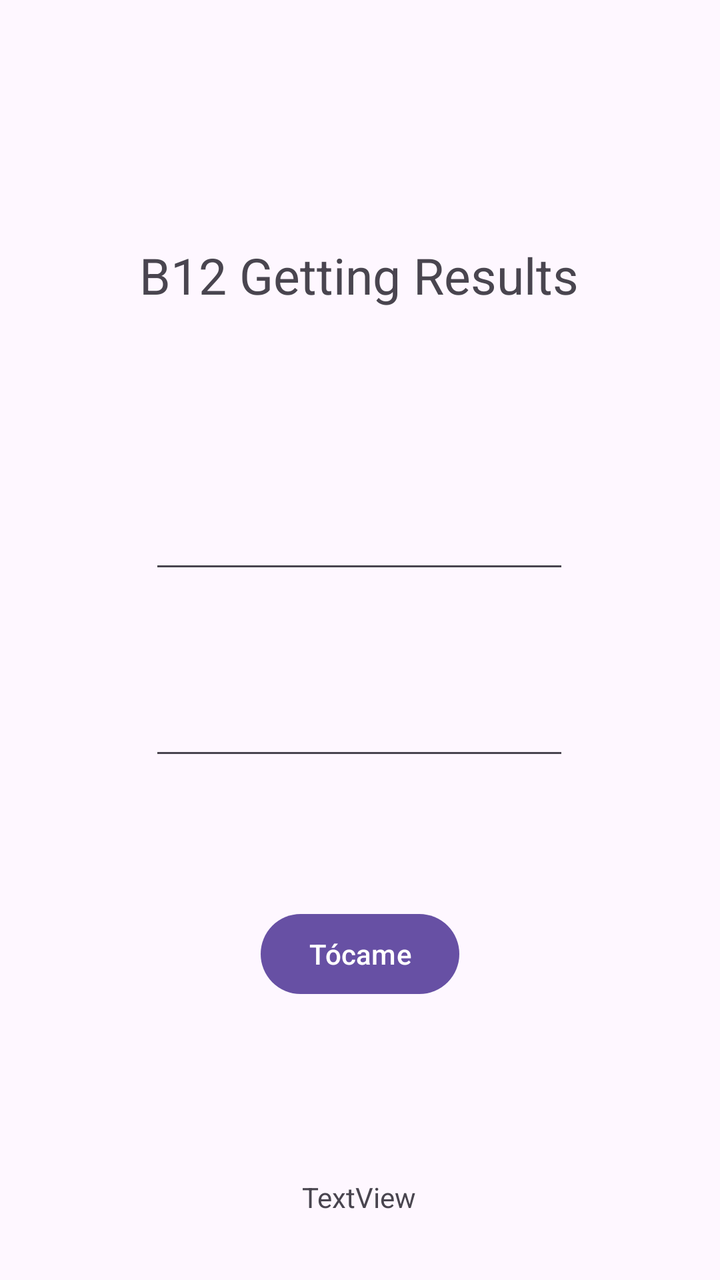
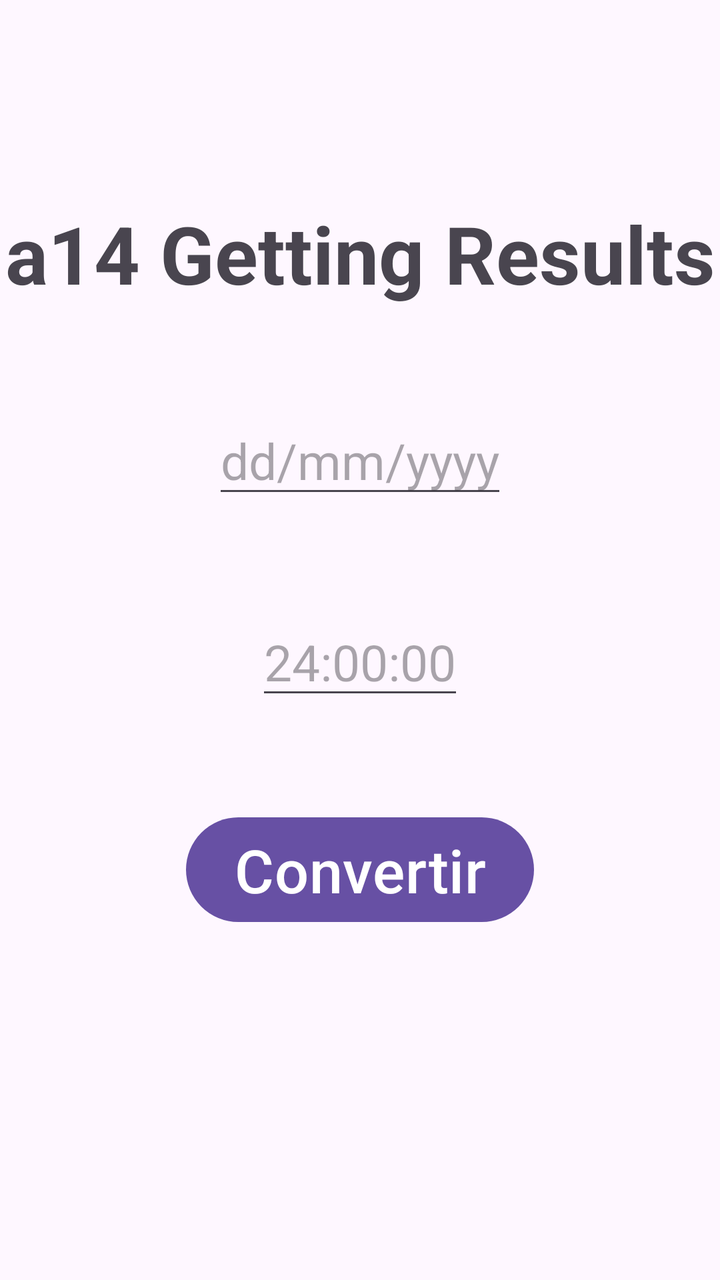

Screens rendered from an Android XML layout before and after an edit, with the pre-edit source and the edit as a unified diff.
<!-- AndroidManifest.xml: application theme Theme.B12GettingResults -->
<!-- res/layout/activity_main.xml -->
<?xml version="1.0" encoding="utf-8"?>
<androidx.constraintlayout.widget.ConstraintLayout xmlns:android="http://schemas.android.com/apk/res/android"
    xmlns:app="http://schemas.android.com/apk/res-auto"
    xmlns:tools="http://schemas.android.com/tools"
    android:id="@+id/main"
    android:layout_width="match_parent"
    android:layout_height="match_parent"
    tools:context=".MainActivity">

    <TextView
        android:id="@+id/hello"
        android:layout_width="wrap_content"
        android:layout_height="wrap_content"
        android:text="@string/tittle"
        android:textSize="25sp"
        app:layout_constraintBottom_toBottomOf="parent"
        app:layout_constraintEnd_toEndOf="parent"
        app:layout_constraintHorizontal_bias="0.497"
        app:layout_constraintStart_toStartOf="parent"
        app:layout_constraintTop_toTopOf="parent"
        app:layout_constraintVertical_bias="0.199" />

    <EditText
        android:id="@+id/fecha"
        android:layout_width="wrap_content"
        android:layout_height="wrap_content"
        android:layout_marginTop="96dp"
        android:ems="10"
        android:inputType="text"
        app:layout_constraintEnd_toEndOf="parent"
        app:layout_constraintHorizontal_bias="0.497"
        app:layout_constraintStart_toStartOf="parent"
        app:layout_constraintTop_toBottomOf="@id/hello" />

    <EditText
        android:id="@+id/tiempo"
        android:layout_width="wrap_content"
        android:layout_height="wrap_content"
        android:layout_marginTop="52dp"
        android:ems="10"
        android:inputType="text"
        app:layout_constraintEnd_toEndOf="parent"
        app:layout_constraintHorizontal_bias="0.497"
        app:layout_constraintStart_toStartOf="parent"
        app:layout_constraintTop_toBottomOf="@id/fecha" />

    <Button
        android:id="@+id/button"
        android:layout_width="wrap_content"
        android:layout_height="wrap_content"
        android:layout_marginTop="68dp"
        android:text="@string/button"
        app:layout_constraintEnd_toEndOf="parent"
        app:layout_constraintStart_toStartOf="parent"
        app:layout_constraintTop_toBottomOf="@id/tiempo" />

    <TextView
        android:id="@+id/resultado"
        android:layout_width="wrap_content"
        android:layout_height="wrap_content"
        android:layout_marginTop="88dp"
        android:text="TextView"
        app:layout_constraintEnd_toEndOf="parent"
        app:layout_constraintHorizontal_bias="0.498"
        app:layout_constraintStart_toStartOf="parent"
        app:layout_constraintTop_toBottomOf="@id/button" />

</androidx.constraintlayout.widget.ConstraintLayout>
<!-- resources referenced by this layout -->
<resources>
  <string name="button">Tócame</string>
  <string name="tittle">B12 Getting Results</string>
  <style name="Theme.B12GettingResults" parent="Base.Theme.B12GettingResults" />
  <style name="Base.Theme.B12GettingResults" parent="Theme.Material3.DayNight.NoActionBar">
          
          
      </style>
</resources>

<!-- the commit's change to res/layout/activity_main.xml (unified diff, before → after) -->
@@ -5,64 +5,64 @@
     android:id="@+id/main"
     android:layout_width="match_parent"
     android:layout_height="match_parent"
-    tools:context=".MainActivity">
+    tools:context=".MainActivity"
+    android:background="@color/Cian">
 
     <TextView
-        android:id="@+id/hello"
+        android:id="@+id/Hello"
         android:layout_width="wrap_content"
         android:layout_height="wrap_content"
-        android:text="@string/tittle"
-        android:textSize="25sp"
-        app:layout_constraintBottom_toBottomOf="parent"
+        android:text="a14 Getting Results"
+        android:textSize="40sp"
+        android:textStyle="bold"
         app:layout_constraintEnd_toEndOf="parent"
-        app:layout_constraintHorizontal_bias="0.497"
         app:layout_constraintStart_toStartOf="parent"
         app:layout_constraintTop_toTopOf="parent"
-        app:layout_constraintVertical_bias="0.199" />
+        android:layout_marginTop="100dp"/>
 
     <EditText
         android:id="@+id/fecha"
         android:layout_width="wrap_content"
         android:layout_height="wrap_content"
-        android:layout_marginTop="96dp"
-        android:ems="10"
-        android:inputType="text"
+        android:layout_marginTop="50dp"
+        android:hint="dd/mm/yyyy"
+        android:textSize="25sp"
+        app:layout_constraintTop_toBottomOf="@id/Hello"
+        app:layout_constraintStart_toStartOf="parent"
         app:layout_constraintEnd_toEndOf="parent"
-        app:layout_constraintHorizontal_bias="0.497"
-        app:layout_constraintStart_toStartOf="parent"
-        app:layout_constraintTop_toBottomOf="@id/hello" />
+        android:inputType="date"/>
 
     <EditText
-        android:id="@+id/tiempo"
+        android:id="@+id/Tiempo"
         android:layout_width="wrap_content"
         android:layout_height="wrap_content"
-        android:layout_marginTop="52dp"
-        android:ems="10"
-        android:inputType="text"
+        android:layout_marginTop="50dp"
+        android:hint="24:00:00"
+        android:textSize="25sp"
+        app:layout_constraintTop_toBottomOf="@id/fecha"
+        app:layout_constraintStart_toStartOf="parent"
         app:layout_constraintEnd_toEndOf="parent"
-        app:layout_constraintHorizontal_bias="0.497"
-        app:layout_constraintStart_toStartOf="parent"
-        app:layout_constraintTop_toBottomOf="@id/fecha" />
+        android:inputType="time"/>
 
     <Button
-        android:id="@+id/button"
+        android:id="@+id/Enviar"
         android:layout_width="wrap_content"
         android:layout_height="wrap_content"
-        android:layout_marginTop="68dp"
-        android:text="@string/button"
+        android:text="Convertir"
+        android:textSize="30sp"
+        app:layout_constraintTop_toBottomOf="@id/Tiempo"
+        app:layout_constraintStart_toStartOf="parent"
         app:layout_constraintEnd_toEndOf="parent"
-        app:layout_constraintStart_toStartOf="parent"
-        app:layout_constraintTop_toBottomOf="@id/tiempo" />
+        android:layout_marginTop="50dp"/>
 
     <TextView
-        android:id="@+id/resultado"
+        android:id="@+id/Resultado"
         android:layout_width="wrap_content"
         android:layout_height="wrap_content"
-        android:layout_marginTop="88dp"
-        android:text="TextView"
+        android:textSize="25sp"
+        app:layout_constraintTop_toBottomOf="@id/Enviar"
+        app:layout_constraintStart_toStartOf="parent"
         app:layout_constraintEnd_toEndOf="parent"
-        app:layout_constraintHorizontal_bias="0.498"
-        app:layout_constraintStart_toStartOf="parent"
-        app:layout_constraintTop_toBottomOf="@id/button" />
+        app:layout_constraintBottom_toBottomOf="parent"/>
 
 </androidx.constraintlayout.widget.ConstraintLayout>
<!-- resource entries referenced after the edit -->
@@ -1,7 +1,5 @@
 <!-- resources referenced by this layout -->
 <resources>
-  <string name="button">Tócame</string>
-  <string name="tittle">B12 Getting Results</string>
   <style name="Theme.B12GettingResults" parent="Base.Theme.B12GettingResults" />
   <style name="Base.Theme.B12GettingResults" parent="Theme.Material3.DayNight.NoActionBar">
           
